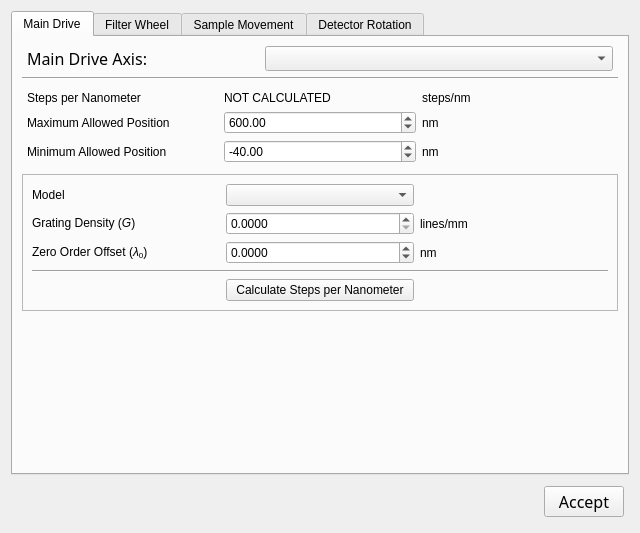
Qt form ui/machine_config.ui (mitbailey/MMC) before a commit.
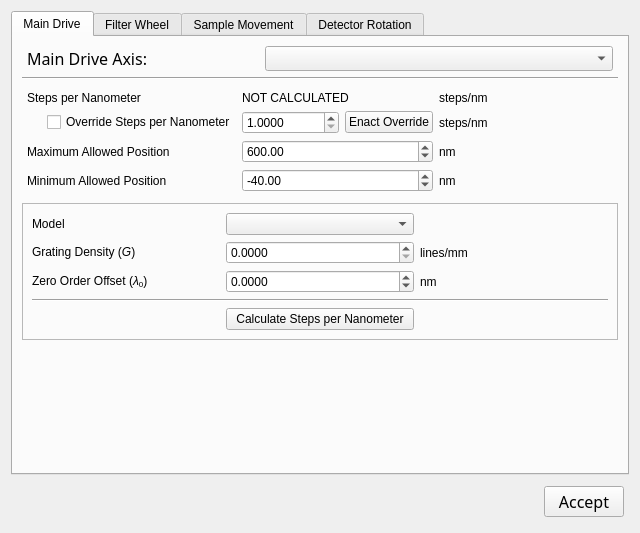
The same form after that commit.

Commit message: Added the ability to override the calculated steps per nm value. Also added UI elements for offsets.

Diff of the .ui file:
```diff
--- a/ui/machine_config.ui
+++ b/ui/machine_config.ui
@@ -99,14 +99,44 @@
          <property name="bottomMargin">
           <number>5</number>
          </property>
-         <item row="2" column="0">
+         <item row="1" column="0">
+          <layout class="QHBoxLayout" name="horizontalLayout" stretch="0">
+           <property name="leftMargin">
+            <number>20</number>
+           </property>
+           <property name="topMargin">
+            <number>0</number>
+           </property>
+           <item>
+            <widget class="QCheckBox" name="override_steps_per_nm">
+             <property name="sizePolicy">
+              <sizepolicy hsizetype="Minimum" vsizetype="Fixed">
+               <horstretch>0</horstretch>
+               <verstretch>0</verstretch>
+              </sizepolicy>
+             </property>
+             <property name="text">
+              <string>Override Steps per Nanometer</string>
+             </property>
+            </widget>
+           </item>
+          </layout>
+         </item>
+         <item row="3" column="0">
           <widget class="QLabel" name="label_15">
            <property name="text">
             <string>Minimum Allowed Position</string>
            </property>
           </widget>
          </item>
-         <item row="1" column="2">
+         <item row="2" column="0">
+          <widget class="QLabel" name="label_13">
+           <property name="text">
+            <string>Maximum Allowed Position</string>
+           </property>
+          </widget>
+         </item>
+         <item row="2" column="2">
           <widget class="QLabel" name="label_14">
            <property name="text">
             <string>nm</string>
@@ -120,14 +150,14 @@
            </property>
           </widget>
          </item>
-         <item row="1" column="0">
-          <widget class="QLabel" name="label_13">
+         <item row="0" column="2">
+          <widget class="QLabel" name="label_38">
            <property name="text">
-            <string>Maximum Allowed Position</string>
+            <string>steps/nm</string>
            </property>
           </widget>
          </item>
-         <item row="1" column="1">
+         <item row="2" column="1">
           <widget class="QDoubleSpinBox" name="max_pos_sbox">
            <property name="minimum">
             <double>-9999.000000000000000</double>
@@ -140,14 +170,14 @@
            </property>
           </widget>
          </item>
-         <item row="0" column="2">
-          <widget class="QLabel" name="label_38">
+         <item row="3" column="2">
+          <widget class="QLabel" name="label_16">
            <property name="text">
-            <string>steps/nm</string>
+            <string>nm</string>
            </property>
           </widget>
          </item>
-         <item row="2" column="1">
+         <item row="3" column="1">
           <widget class="QDoubleSpinBox" name="min_pos_sbox">
            <property name="minimum">
             <double>-9999.000000000000000</double>
@@ -160,13 +190,6 @@
            </property>
           </widget>
          </item>
-         <item row="2" column="2">
-          <widget class="QLabel" name="label_16">
-           <property name="text">
-            <string>nm</string>
-           </property>
-          </widget>
-         </item>
          <item row="0" column="1">
           <widget class="QLabel" name="steps_per_nm">
            <property name="text">
@@ -174,6 +197,49 @@
            </property>
           </widget>
          </item>
+         <item row="1" column="2">
+          <widget class="QLabel" name="label_46">
+           <property name="text">
+            <string>steps/nm</string>
+           </property>
+          </widget>
+         </item>
+         <item row="1" column="1">
+          <layout class="QHBoxLayout" name="horizontalLayout_9">
+           <property name="leftMargin">
+            <number>0</number>
+           </property>
+           <property name="topMargin">
+            <number>0</number>
+           </property>
+           <property name="rightMargin">
+            <number>0</number>
+           </property>
+           <property name="bottomMargin">
+            <number>0</number>
+           </property>
+           <item>
+            <widget class="QDoubleSpinBox" name="steps_per_nm_override">
+             <property name="decimals">
+              <number>4</number>
+             </property>
+             <property name="minimum">
+              <double>1.000000000000000</double>
+             </property>
+             <property name="maximum">
+              <double>9999999.000000000000000</double>
+             </property>
+            </widget>
+           </item>
+           <item>
+            <widget class="QPushButton" name="enact_override">
+             <property name="text">
+              <string>Enact Override</string>
+             </property>
+            </widget>
+           </item>
+          </layout>
+         </item>
         </layout>
        </item>
        <item>
```
Left out of the diff: 209 changed lines with no effect on the pictures. The commit also changes 6 other files.
